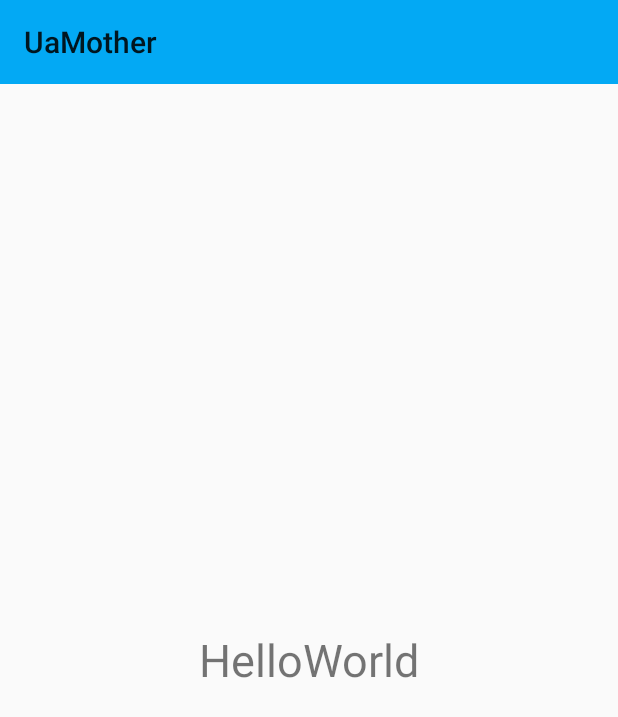
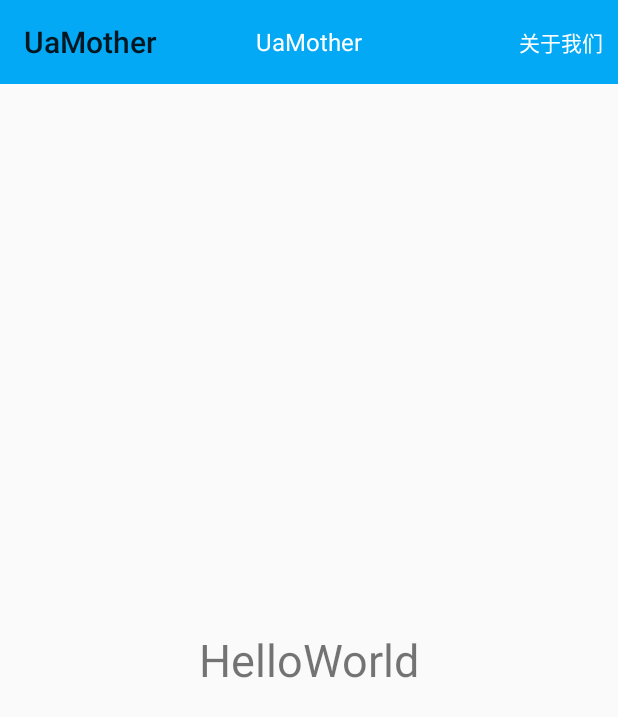
Before and after one commit to ysq1051838264/UaMother, an Android app: the screen it shows after launch (MainActivity), on a phone screen of 412 x 824 dp. Shown: the top 717 px of the screen. Run offline under Robolectric (Android 15) with nearby library versions, the phone set to English and light mode, and no system bars.

Commit message:
提交标题栏

```diff
--- a/app/src/main/java/com/uamother/bluetooth/main/MainActivity.java
+++ b/app/src/main/java/com/uamother/bluetooth/main/MainActivity.java
@@ -1,11 +1,8 @@
 package com.uamother.bluetooth.main;
 
-import android.app.Activity;
 import android.os.Bundle;
 import android.support.v7.app.AppCompatActivity;
 import android.support.v7.widget.Toolbar;
-import android.view.Menu;
-import android.view.MenuItem;
 import com.uamother.bluetooth.R;
 import com.uamother.bluetooth.utils.StatusBarCompat;
 
@@ -19,7 +16,8 @@ public class MainActivity extends AppCompatActivity {
         Toolbar toolbar = (Toolbar) findViewById(R.id.id_toolbar);
         setSupportActionBar(toolbar);
 
-        //StatusBarCompat.compat(this, 0xFFFF0000);
         StatusBarCompat.compat(this);
     }
+
+
 }
--- a/app/src/main/res/layout/activity_main.xml
+++ b/app/src/main/res/layout/activity_main.xml
@@ -16,7 +16,25 @@
                 android:layout_height="wrap_content"
                 android:background="?attr/colorPrimary"
                 android:fitsSystemWindows="true"
-                app:popupTheme="@style/ThemeOverlay.AppCompat.Light"/>
+                app:popupTheme="@style/ThemeOverlay.AppCompat.Light">
+
+            <TextView
+                    android:layout_width="wrap_content"
+                    android:layout_height="wrap_content"
+                    android:text="UaMother"
+                    android:textColor="@color/white"
+                    android:textSize="16sp"
+                    android:layout_gravity="center"
+                    android:id="@+id/toolbar_title"/>
+
+            <TextView
+                    android:layout_gravity="end"
+                    android:text="关于我们"
+                    android:layout_marginEnd="10dp"
+                    android:textColor="@color/white"
+                    android:layout_width="wrap_content"
+                    android:layout_height="wrap_content"/>
+        </android.support.v7.widget.Toolbar>
 
         <TextView
                 android:id="@+id/id_tv_content"
--- /dev/null
+++ b/app/src/main/res/values-v19/styles.xml
@@ -0,0 +1,10 @@
+<resources>
+
+
+    <!-- Base application theme. -->
+    <style name="AppTheme" parent="@style/BaseAppTheme">
+        <item name="android:windowTranslucentStatus">true</item>
+
+    </style>
+    <!-- <item name="android:windowTranslucentNavigation">true</item>-->
+</resources>
--- /dev/null
+++ b/app/src/main/res/values-v21/styles.xml
@@ -0,0 +1,8 @@
+<resources>
+
+
+    <!-- Base application theme. -->
+    <style name="AppTheme" parent="@style/BaseAppTheme">
+
+    </style>
+</resources>
--- a/app/src/main/res/values/colors.xml
+++ b/app/src/main/res/values/colors.xml
@@ -3,4 +3,6 @@
     <color name="primary">#FF03A9F4</color>
     <color name="primary_dark">#FF0288D1</color>
     <color name="status_bar_color">@color/primary_dark</color>
+
+    <color name="white">#FFFFFFFF</color>
 </resources>
```
